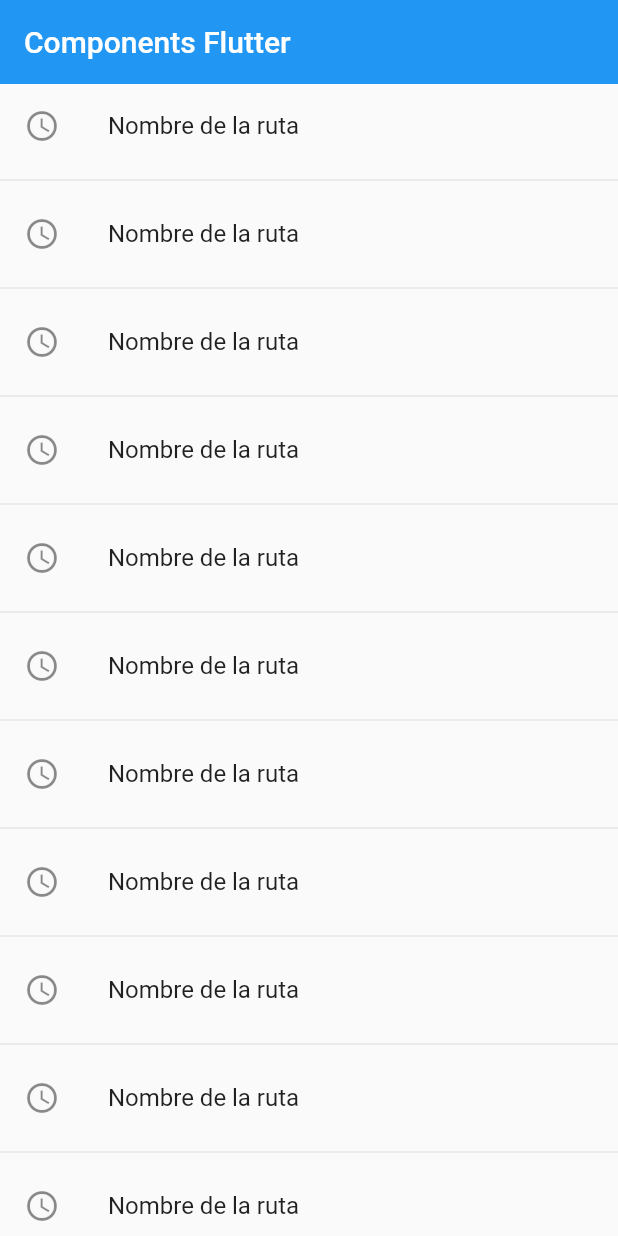
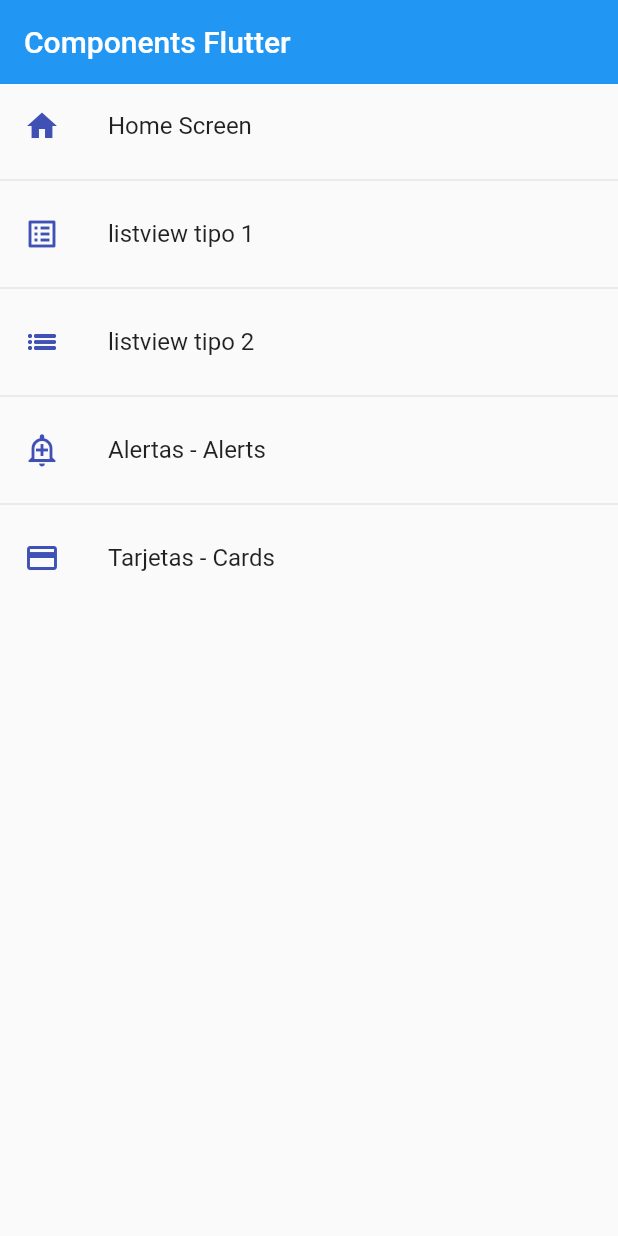
Before and after one commit to justcoddev/fl_components, a Flutter app: the screen it shows after launch, on a phone screen of 412 x 824 dp. Run offline on Flutter 3.47's test engine with Material 2 defaults, Android fonts, the phone set to English and light mode, and no system bars.

Commit message:
73 -Metodos con rutas

```diff
--- a/lib/main.dart
+++ b/lib/main.dart
@@ -14,7 +14,7 @@ class MyApp extends StatelessWidget {
         title: 'Material App',
         // home: const CardScreen(),
         initialRoute: AppRoutes.initialRoute,
-        routes: AppRoutes.routes,
+        routes: AppRoutes.getAppRoutes(),
         onGenerateRoute: AppRoutes.onGenerateRoute);
   }
 }
--- a/lib/router/app_routes.dart
+++ b/lib/router/app_routes.dart
@@ -33,13 +33,21 @@ class AppRoutes {
         icon: Icons.credit_card),
   ];
 
-  static Map<String, Widget Function(BuildContext)> routes = {
-    'home': (BuildContext context) => const HomeScreen(),
-    'alert': (BuildContext context) => const AlertScreen(),
-    'card': (BuildContext context) => const CardScreen(),
-    'listview1': (BuildContext context) => const Listview1Screen(),
-    'listview2': (BuildContext context) => const Listview2Screen(),
-  };
+  static Map<String, Widget Function(BuildContext)> getAppRoutes() {
+    Map<String, Widget Function(BuildContext)> appRoutes = {};
+    for (final option in menuOptions) {
+      appRoutes.addAll({option.route: (BuildContext context) => option.screen});
+    }
+    return appRoutes;
+  }
+
+  // static Map<String, Widget Function(BuildContext)> routes = {
+  //   'home': (BuildContext context) => const HomeScreen(),
+  //   'alert': (BuildContext context) => const AlertScreen(),
+  //   'card': (BuildContext context) => const CardScreen(),
+  //   'listview1': (BuildContext context) => const Listview1Screen(),
+  //   'listview2': (BuildContext context) => const Listview2Screen(),
+  // };
   static Route<dynamic> onGenerateRoute(RouteSettings settings) {
     return MaterialPageRoute(
       builder: (context) => const AlertScreen(),
--- a/lib/screens/home_screen.dart
+++ b/lib/screens/home_screen.dart
@@ -1,3 +1,4 @@
+import 'package:fl_components/router/app_routes.dart';
 import 'package:flutter/material.dart';
 
 class HomeScreen extends StatelessWidget {
@@ -5,24 +6,28 @@ class HomeScreen extends StatelessWidget {
 
   @override
   Widget build(BuildContext context) {
+    final menuOptions = AppRoutes.menuOptions;
     return Scaffold(
         appBar: AppBar(
           title: const Text('Components Flutter'),
           elevation: 0,
         ),
         body: ListView.separated(
-          itemBuilder: (context, index) => ListTile(
-                leading: const Icon(Icons.access_time_outlined),
-                title: const Text('Nombre de la ruta'),
+          itemBuilder: (context, i) => ListTile(
+            leading: Icon(
+              menuOptions[i].icon,
+              color: Colors.indigo,
+            ),
+            title: Text(menuOptions[i].name),
             onTap: () {
               // final route = MaterialPageRoute(
               //     builder: (context) => const Listview1Screen());
               // Navigator.push(context, route);
-                  Navigator.pushNamed(context, 'alert');
+              Navigator.pushNamed(context, menuOptions[i].route);
             },
           ),
           separatorBuilder: (_, __) => const Divider(),
-          itemCount: 100),
-    );
+          itemCount: menuOptions.length,
+        ));
   }
 }
```
Lines whose indentation alone changed are shown as unchanged.
